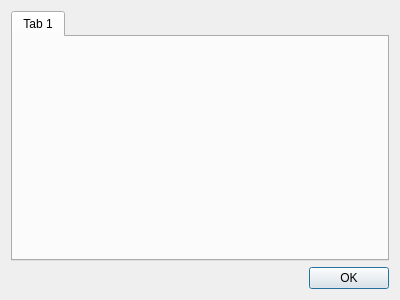
Qt form Src/DlgAbout/Information.ui (KangLin/RabbitCommon) before a commit.
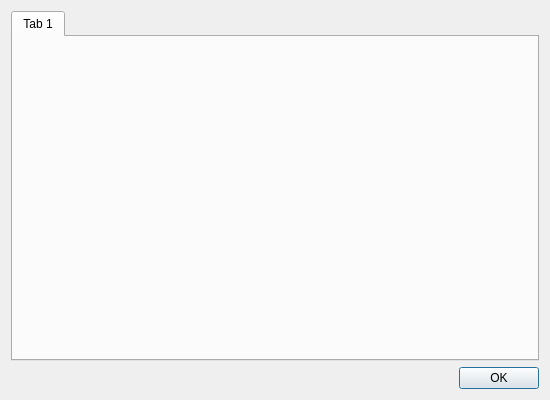
The same form after that commit.

Diff of the .ui file:
```diff
--- a/Src/DlgAbout/Information.ui
+++ b/Src/DlgAbout/Information.ui
@@ -6,8 +6,8 @@
    <rect>
     <x>0</x>
     <y>0</y>
-    <width>400</width>
-    <height>300</height>
+    <width>550</width>
+    <height>400</height>
    </rect>
   </property>
   <property name="windowTitle">
```
